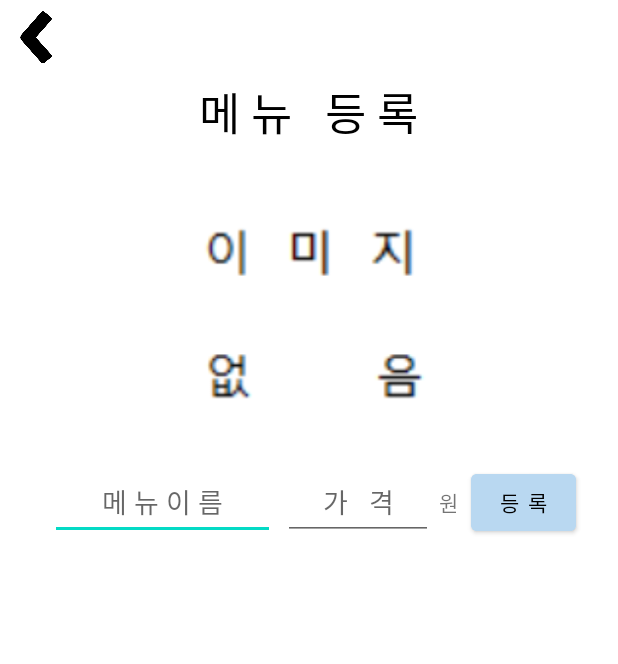
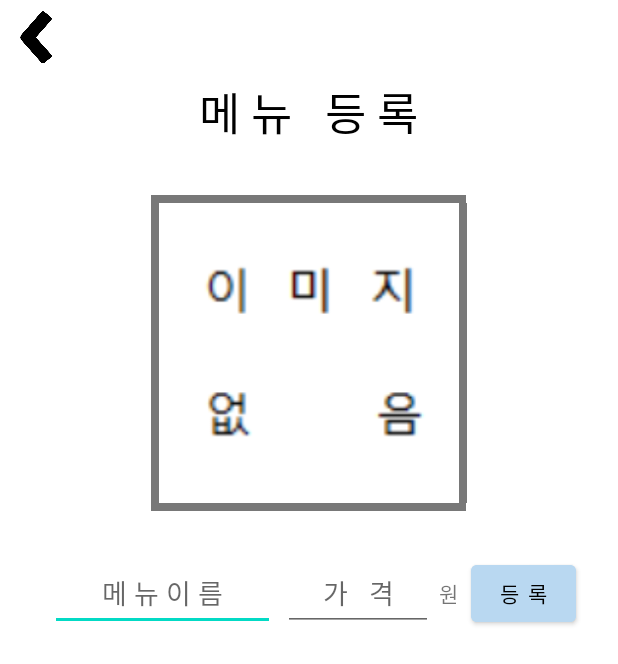
Before and after one commit to naki1114/Yesik, an Android app: the Menu_Register screen opened directly, with no data from a screen before it, on a phone screen of 412 x 824 dp. Shown: the top 664 px of the screen. Run offline under Robolectric (Android 15) with nearby library versions, the phone set to English and light mode, and no system bars.

Commit message:
이미지 버튼에 테두리 추가

```diff
--- a/app/src/main/res/layout/activity_menu_register.xml
+++ b/app/src/main/res/layout/activity_menu_register.xml
@@ -33,19 +33,58 @@
             android:textColor="@color/black"
             android:textSize="30dp" />
 
+        <LinearLayout
+            android:layout_width="match_parent"
+            android:layout_height="wrap_content"
+            android:layout_marginTop="30dp"
+            android:gravity="center"
+            android:orientation="vertical">
+
+            <View
+                android:layout_width="210dp"
+                android:layout_height="5dp"
+                android:layout_gravity="center"
+                android:background="@color/gray" />
+
+            <LinearLayout
+                android:layout_width="wrap_content"
+                android:layout_height="wrap_content">
+
+                <View
+                    android:layout_width="5dp"
+                    android:layout_height="200dp"
+                    android:layout_gravity="center"
+                    android:background="@color/gray" />
+
                 <ImageButton
                     android:id="@+id/menuImageButton"
                     android:layout_width="200dp"
                     android:layout_height="200dp"
-            android:layout_marginTop="10dp"
-            android:background="@color/white"
-            android:contentDescription="이 미 지 첨 부"
                     android:scaleType="fitCenter"
+                    android:contentDescription="이미지 첨부"
+                    android:background="@android:color/transparent"
                     android:src="@drawable/no_image" />
+
+                <View
+                    android:layout_width="5dp"
+                    android:layout_height="200dp"
+                    android:layout_gravity="center"
+                    android:background="@color/gray" />
+
+            </LinearLayout>
+
+            <View
+                android:layout_width="210dp"
+                android:layout_height="5dp"
+                android:layout_gravity="center"
+                android:background="@color/gray" />
+
+        </LinearLayout>
 
         <LinearLayout
             android:layout_width="match_parent"
             android:layout_height="wrap_content"
+            android:layout_marginTop="30dp"
             android:gravity="center"
             android:orientation="horizontal">
 
```
Lines whose indentation alone changed are shown as unchanged.
